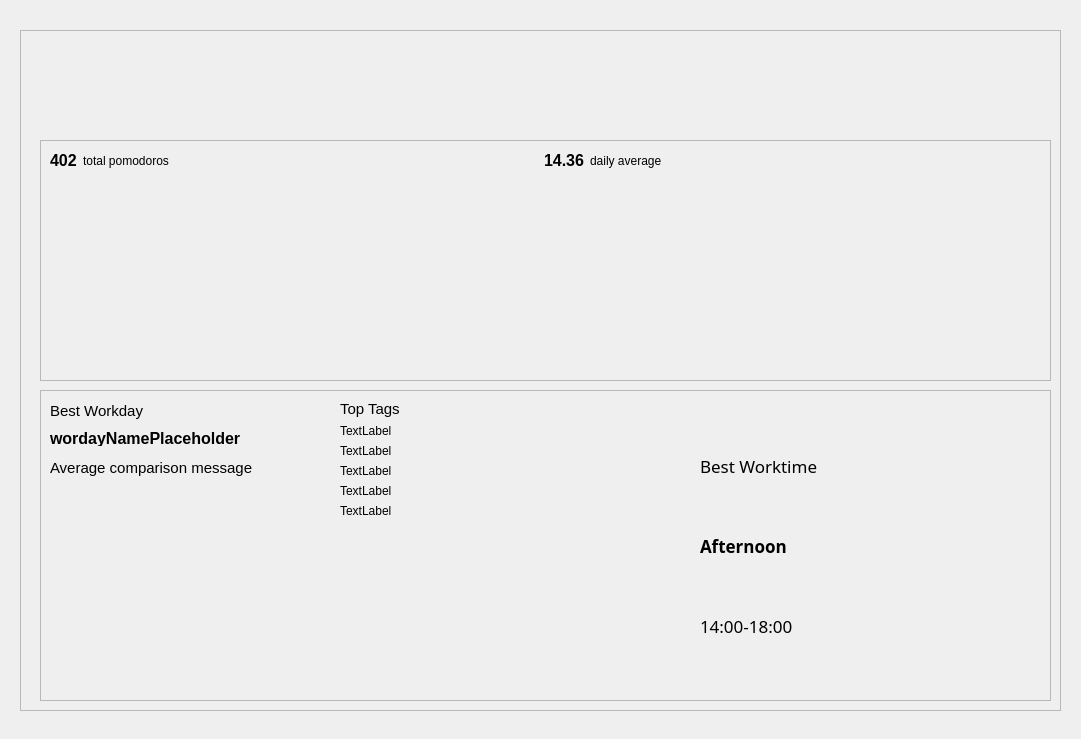
The window that src/gui/ui/statistics_widget.ui (ravenvz/SprintTimer) describes before a commit, drawn with Qt 5.
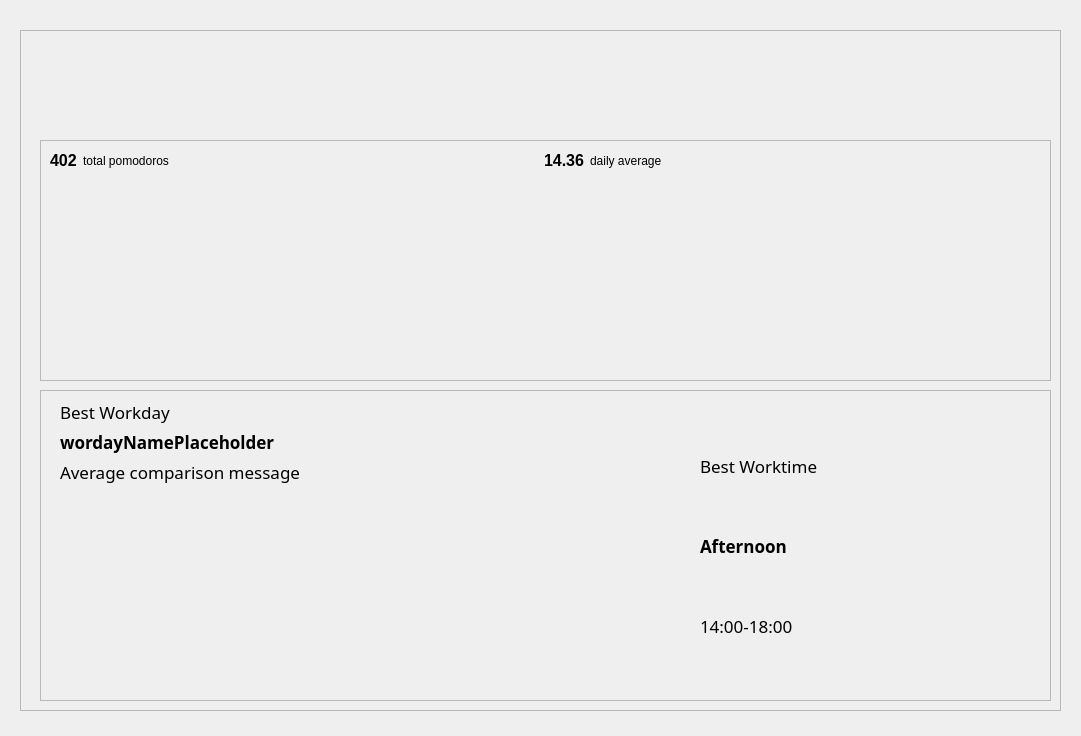
The same window after the commit. Custom widgets are drawn as their Qt base class.

What changed in the file:
```diff
--- a/src/gui/ui/statistics_widget.ui
+++ b/src/gui/ui/statistics_widget.ui
@@ -7,22 +7,12 @@
     <x>0</x>
     <y>0</y>
     <width>1081</width>
-    <height>739</height>
+    <height>736</height>
    </rect>
   </property>
   <property name="windowTitle">
    <string>Form</string>
   </property>
-  <widget class="QCustomPlot" name="workdayBarChart" native="true">
-   <property name="geometry">
-    <rect>
-     <x>50</x>
-     <y>500</y>
-     <width>261</width>
-     <height>191</height>
-    </rect>
-   </property>
-  </widget>
   <widget class="PickPeriodWidget" name="widgetPickPeriod" native="true">
    <property name="geometry">
     <rect>
@@ -33,62 +23,6 @@
     </rect>
    </property>
   </widget>
-  <widget class="QLabel" name="label">
-   <property name="geometry">
-    <rect>
-     <x>50</x>
-     <y>400</y>
-     <width>111</width>
-     <height>21</height>
-    </rect>
-   </property>
-   <property name="font">
-    <font>
-     <pointsize>11</pointsize>
-    </font>
-   </property>
-   <property name="text">
-    <string>Best Workday</string>
-   </property>
-  </widget>
-  <widget class="QLabel" name="labelBestWorkdayName">
-   <property name="geometry">
-    <rect>
-     <x>50</x>
-     <y>430</y>
-     <width>231</width>
-     <height>16</height>
-    </rect>
-   </property>
-   <property name="font">
-    <font>
-     <pointsize>12</pointsize>
-     <weight>75</weight>
-     <bold>true</bold>
-    </font>
-   </property>
-   <property name="text">
-    <string>wordayNamePlaceholder</string>
-   </property>
-  </widget>
-  <widget class="QLabel" name="labelBestWorkdayMsg">
-   <property name="geometry">
-    <rect>
-     <x>50</x>
-     <y>460</y>
-     <width>291</width>
-     <height>16</height>
-    </rect>
-   </property>
-   <property name="font">
-    <font>
-     <pointsize>11</pointsize>
-    </font>
-   </property>
-   <property name="text">
-    <string>Average comparison message</string>
-   </property>
-  </widget>
   <widget class="QFrame" name="frame">
    <property name="geometry">
     <rect>
@@ -301,82 +235,76 @@
      </item>
     </layout>
    </widget>
-   <widget class="QWidget" name="horizontalLayoutWidget_2">
+   <widget class="PieDiagram" name="topTagDiagram" native="true">
     <property name="geometry">
      <rect>
-      <x>320</x>
+      <x>310</x>
       <y>370</y>
-      <width>341</width>
+      <width>351</width>
       <height>291</height>
      </rect>
     </property>
-    <layout class="QHBoxLayout" name="horizontalLayoutTopTags">
-     <item>
+   </widget>
+   <widget class="QWidget" name="verticalLayoutWidget_2">
+    <property name="geometry">
+     <rect>
+      <x>40</x>
+      <y>370</y>
+      <width>251</width>
+      <height>291</height>
+     </rect>
+    </property>
       <layout class="QVBoxLayout" name="verticalLayout">
        <item>
-        <widget class="QLabel" name="label_11">
+      <widget class="QLabel" name="label">
          <property name="font">
           <font>
-           <pointsize>11</pointsize>
+         <family>.Helvetica Neue Desk UI</family>
+         <pointsize>13</pointsize>
           </font>
          </property>
          <property name="text">
-          <string>Top Tags</string>
+        <string>Best Workday</string>
          </property>
         </widget>
        </item>
        <item>
-        <widget class="QLabel" name="label_6">
-         <property name="text">
-          <string>TextLabel</string>
-         </property>
-        </widget>
-       </item>
-       <item>
-        <widget class="QLabel" name="label_4">
+      <widget class="QLabel" name="labelBestWorkdayName">
+       <property name="font">
+        <font>
+         <family>.Helvetica Neue Desk UI</family>
+         <pointsize>13</pointsize>
+         <weight>75</weight>
+         <bold>true</bold>
+        </font>
+       </property>
          <property name="text">
-          <string>TextLabel</string>
+        <string>wordayNamePlaceholder</string>
          </property>
         </widget>
        </item>
        <item>
-        <widget class="QLabel" name="label_8">
-         <property name="text">
-          <string>TextLabel</string>
-         </property>
-        </widget>
-       </item>
-       <item>
-        <widget class="QLabel" name="label_9">
+      <widget class="QLabel" name="labelBestWorkdayMsg">
+       <property name="font">
+        <font>
+         <family>.Helvetica Neue Desk UI</family>
+         <pointsize>13</pointsize>
+        </font>
+       </property>
          <property name="text">
-          <string>TextLabel</string>
+        <string>Average comparison message</string>
          </property>
         </widget>
        </item>
        <item>
-        <widget class="QLabel" name="label_10">
-         <property name="text">
-          <string>TextLabel</string>
-         </property>
-        </widget>
-       </item>
-       <item>
-        <spacer name="verticalSpacer">
-         <property name="orientation">
-          <enum>Qt::Vertical</enum>
-         </property>
-         <property name="sizeHint" stdset="0">
-          <size>
-           <width>20</width>
-           <height>40</height>
-          </size>
-         </property>
-        </spacer>
-       </item>
-      </layout>
-     </item>
-     <item>
-      <widget class="QWidget" name="widget" native="true"/>
+      <widget class="QCustomPlot" name="workdayBarChart" native="true">
+       <property name="sizePolicy">
+        <sizepolicy hsizetype="Preferred" vsizetype="MinimumExpanding">
+         <horstretch>0</horstretch>
+         <verstretch>0</verstretch>
+        </sizepolicy>
+       </property>
+      </widget>
      </item>
     </layout>
    </widget>
@@ -403,6 +331,12 @@
    <header>external_libs/qcustomplot-source/qcustomplot.h</header>
    <container>1</container>
   </customwidget>
+  <customwidget>
+   <class>PieDiagram</class>
+   <extends>QWidget</extends>
+   <header>src/gui/piediagram.h</header>
+   <container>1</container>
+  </customwidget>
  </customwidgets>
  <resources/>
  <connections/>
```
Left out of the diff: 4 changed lines with no effect on the pictures. Lines whose indentation alone changed are shown as unchanged.
